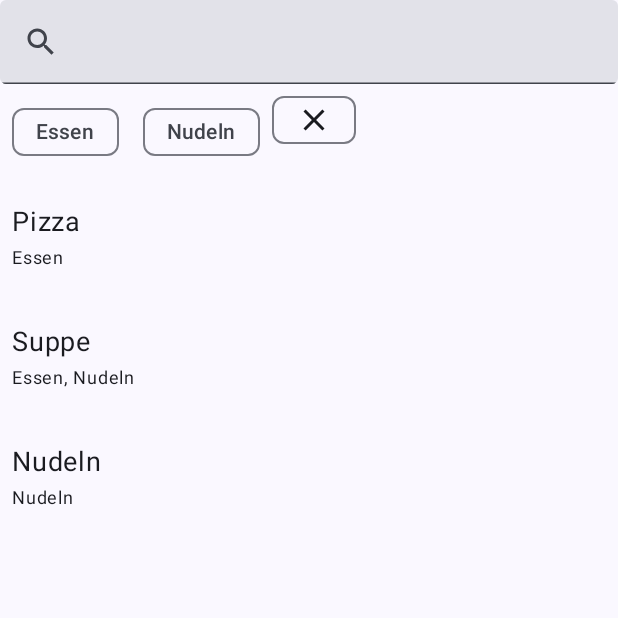
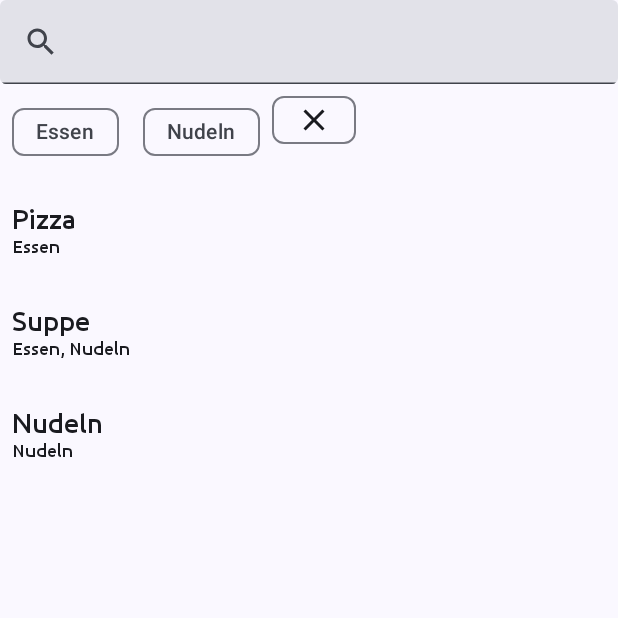
Before and after one commit to MiriHa/MiRaRecipes, an Android app built with Jetpack Compose: the screen it shows after launch (MainActivity), on a phone screen of 412 x 824 dp, the top half of it. Run offline under Robolectric (Android 15) with nearby library versions, the phone set to English and light mode, and no system bars.

Commit message:
Added colors, icons and strings

```diff
--- a/app/src/main/java/de/miRa/mirarecipes/ui/theme/Color.kt
+++ b/app/src/main/java/de/miRa/mirarecipes/ui/theme/Color.kt
@@ -2,9 +2,13 @@ package de.miRa.mirarecipes.ui.theme
 
 import androidx.compose.ui.graphics.Color
 
-val OrangePrimary = Color(0xFFf9831c)
-val OrangeAccent = Color(0xFFffa85d)
-val ErrorGreen = Color(0xFFedff00)
+val Primary = Color(0xFF8fc433)
+val Secondary = Color(0xFF7bab02)
+val Tertiary = Color(0xFFd43613)
 
-val BackgroundBeige = Color(0xFFfffdf9)
-val BackgroundDark = Color(0xFF202123)
+val ErrorRed = Color(0xFFba1a1a)
+
+val White = Color(0xFFffffff)
+val LightGreen = Color(0xFFf6f7f0)
+val Gery = Color(0xFF9da197)
+val DarkGrey = Color(0xFF202123)
--- a/app/src/main/java/de/miRa/mirarecipes/ui/theme/Theme.kt
+++ b/app/src/main/java/de/miRa/mirarecipes/ui/theme/Theme.kt
@@ -16,27 +16,23 @@ import androidx.compose.ui.platform.LocalView
 import androidx.core.view.ViewCompat
 
 private val DarkColorScheme = darkColorScheme(
-    primary = OrangePrimary,
-    secondary = OrangeAccent,
-    tertiary = ErrorGreen,
-    background = BackgroundDark
+    primary = Primary,
+    secondary = Secondary,
+    tertiary = Tertiary,
+    background = White,
+    surface = LightGreen,
+    onBackground = DarkGrey,
+    onSurface = DarkGrey
 )
 
 private val LightColorScheme = lightColorScheme(
-    primary = OrangePrimary,
-    secondary = OrangeAccent,
-    tertiary = ErrorGreen,
-    background = BackgroundBeige
-
-    /* Other default colors to override
-    background = Color(0xFFFFFBFE),
-    surface = Color(0xFFFFFBFE),
-    onPrimary = Color.White,
-    onSecondary = Color.White,
-    onTertiary = Color.White,
-    onBackground = Color(0xFF1C1B1F),
-    onSurface = Color(0xFF1C1B1F),
-    */
+    primary = Primary,
+    secondary = Secondary,
+    tertiary = Tertiary,
+    background = White,
+    surface = LightGreen,
+    onBackground = DarkGrey,
+    onSurface = DarkGrey
 )
 
 @Composable
--- a/app/src/main/java/de/miRa/mirarecipes/ui/theme/Type.kt
+++ b/app/src/main/java/de/miRa/mirarecipes/ui/theme/Type.kt
@@ -2,33 +2,78 @@ package de.miRa.mirarecipes.ui.theme
 
 import androidx.compose.material3.Typography
 import androidx.compose.ui.text.TextStyle
+import androidx.compose.ui.text.font.Font
 import androidx.compose.ui.text.font.FontFamily
 import androidx.compose.ui.text.font.FontWeight
 import androidx.compose.ui.unit.sp
+import de.miRa.mirarecipes.R
 
-// Set of Material typography styles to start with
+
+object MiraRecipesFonts {
+    val Regular: FontFamily = FontFamily(
+        Font(R.font.ubuntu_light, FontWeight.Light),
+        Font(R.font.ubuntu_regular, FontWeight.Normal),
+        Font(R.font.ubuntu_medium, FontWeight.Medium),
+        Font(R.font.ubuntu_bold, FontWeight.Bold),
+    )
+}
+
 val Typography = Typography(
-    bodyLarge = TextStyle(
-        fontFamily = FontFamily.Default,
-        fontWeight = FontWeight.Normal,
-        fontSize = 16.sp,
+    headlineLarge = TextStyle(
+        fontFamily = MiraRecipesFonts.Regular,
+        fontWeight = FontWeight.Bold,
+        fontSize = 28.sp,
         lineHeight = 24.sp,
         letterSpacing = 0.5.sp
-    )
-    /* Other default text styles to override
-    titleLarge = TextStyle(
-        fontFamily = FontFamily.Default,
-        fontWeight = FontWeight.Normal,
-        fontSize = 22.sp,
-        lineHeight = 28.sp,
+    ),
+    headlineMedium = TextStyle(
+        fontFamily = MiraRecipesFonts.Regular,
+        fontWeight = FontWeight.Bold,
+        fontSize = 26.sp,
+        lineHeight = 26.sp,
         letterSpacing = 0.sp
     ),
+    titleMedium = TextStyle(
+        fontFamily = MiraRecipesFonts.Regular,
+        fontWeight = FontWeight.Bold,
+        fontSize = 20.sp,
+        lineHeight = 20.sp,
+    ),
+    titleSmall = TextStyle(
+        fontFamily = MiraRecipesFonts.Regular,
+        fontWeight = FontWeight.Medium,
+        fontSize = 16.sp,
+        lineHeight = 16.sp,
+    ),
+    bodyLarge = TextStyle(
+        fontFamily = MiraRecipesFonts.Regular,
+        fontWeight = FontWeight.Medium,
+        fontSize = 16.sp,
+        lineHeight = 16.sp,
+    ),
+    bodyMedium = TextStyle(
+        fontFamily = MiraRecipesFonts.Regular,
+        fontWeight = FontWeight.Medium,
+        fontSize = 12.sp,
+        lineHeight = 16.sp,
+    ),
+    bodySmall = TextStyle(
+        fontFamily = MiraRecipesFonts.Regular,
+        fontWeight = FontWeight.Medium,
+        fontSize = 10.sp,
+        lineHeight = 12.sp,
+    ),
+    labelMedium = TextStyle(
+        fontFamily = MiraRecipesFonts.Regular,
+        fontWeight = FontWeight.Medium,
+        fontSize = 12.sp,
+        lineHeight = 10.sp,
+    ),
     labelSmall = TextStyle(
-        fontFamily = FontFamily.Default,
+        fontFamily = MiraRecipesFonts.Regular,
         fontWeight = FontWeight.Medium,
-        fontSize = 11.sp,
-        lineHeight = 16.sp,
-        letterSpacing = 0.5.sp
-    )
-    */
+        fontSize = 10.sp,
+        lineHeight = 10.sp,
+    ),
+
 )
--- /dev/null
+++ b/app/src/main/res/drawable/icon_add.xml
@@ -0,0 +1,5 @@
+<vector android:height="24dp" android:tint="#FFFFFF"
+    android:viewportHeight="24" android:viewportWidth="24"
+    android:width="24dp" xmlns:android="http://schemas.android.com/apk/res/android">
+    <path android:fillColor="@android:color/white" android:pathData="M19,13h-6v6h-2v-6H5v-2h6V5h2v6h6v2z"/>
+</vector>
--- /dev/null
+++ b/app/src/main/res/drawable/icon_back.xml
@@ -0,0 +1,5 @@
+<vector android:autoMirrored="true" android:height="24dp"
+    android:tint="#9DA197" android:viewportHeight="24"
+    android:viewportWidth="24" android:width="24dp" xmlns:android="http://schemas.android.com/apk/res/android">
+    <path android:fillColor="@android:color/white" android:pathData="M11.67,3.87L9.9,2.1 0,12l9.9,9.9 1.77,-1.77L3.54,12z"/>
+</vector>
--- /dev/null
+++ b/app/src/main/res/drawable/icon_close.xml
@@ -0,0 +1,5 @@
+<vector android:height="24dp" android:tint="#9DA197"
+    android:viewportHeight="24" android:viewportWidth="24"
+    android:width="24dp" xmlns:android="http://schemas.android.com/apk/res/android">
+    <path android:fillColor="@android:color/white" android:pathData="M19,6.41L17.59,5 12,10.59 6.41,5 5,6.41 10.59,12 5,17.59 6.41,19 12,13.41 17.59,19 19,17.59 13.41,12z"/>
+</vector>
--- /dev/null
+++ b/app/src/main/res/drawable/icon_delete.xml
@@ -0,0 +1,5 @@
+<vector android:height="24dp" android:tint="#9DA197"
+    android:viewportHeight="24" android:viewportWidth="24"
+    android:width="24dp" xmlns:android="http://schemas.android.com/apk/res/android">
+    <path android:fillColor="@android:color/white" android:pathData="M6,19c0,1.1 0.9,2 2,2h8c1.1,0 2,-0.9 2,-2V7H6v12zM19,4h-3.5l-1,-1h-5l-1,1H5v2h14V4z"/>
+</vector>
--- /dev/null
+++ b/app/src/main/res/drawable/icon_edit.xml
@@ -0,0 +1,5 @@
+<vector android:height="24dp" android:tint="#9DA197"
+    android:viewportHeight="24" android:viewportWidth="24"
+    android:width="24dp" xmlns:android="http://schemas.android.com/apk/res/android">
+    <path android:fillColor="@android:color/white" android:pathData="M3,17.25V21h3.75L17.81,9.94l-3.75,-3.75L3,17.25zM20.71,7.04c0.39,-0.39 0.39,-1.02 0,-1.41l-2.34,-2.34c-0.39,-0.39 -1.02,-0.39 -1.41,0l-1.83,1.83 3.75,3.75 1.83,-1.83z"/>
+</vector>
--- /dev/null
+++ b/app/src/main/res/drawable/icon_favorite.xml
@@ -0,0 +1,5 @@
+<vector android:height="24dp" android:tint="#9DA197"
+    android:viewportHeight="24" android:viewportWidth="24"
+    android:width="24dp" xmlns:android="http://schemas.android.com/apk/res/android">
+    <path android:fillColor="@android:color/white" android:pathData="M16.5,3c-1.74,0 -3.41,0.81 -4.5,2.09C10.91,3.81 9.24,3 7.5,3 4.42,3 2,5.42 2,8.5c0,3.78 3.4,6.86 8.55,11.54L12,21.35l1.45,-1.32C18.6,15.36 22,12.28 22,8.5 22,5.42 19.58,3 16.5,3zM12.1,18.55l-0.1,0.1 -0.1,-0.1C7.14,14.24 4,11.39 4,8.5 4,6.5 5.5,5 7.5,5c1.54,0 3.04,0.99 3.57,2.36h1.87C13.46,5.99 14.96,5 16.5,5c2,0 3.5,1.5 3.5,3.5 0,2.89 -3.14,5.74 -7.9,10.05z"/>
+</vector>
--- /dev/null
+++ b/app/src/main/res/drawable/icon_favorite_filled.xml
@@ -0,0 +1,5 @@
+<vector android:height="24dp" android:tint="#9DA197"
+    android:viewportHeight="24" android:viewportWidth="24"
+    android:width="24dp" xmlns:android="http://schemas.android.com/apk/res/android">
+    <path android:fillColor="@android:color/white" android:pathData="M12,21.35l-1.45,-1.32C5.4,15.36 2,12.28 2,8.5 2,5.42 4.42,3 7.5,3c1.74,0 3.41,0.81 4.5,2.09C13.09,3.81 14.76,3 16.5,3 19.58,3 22,5.42 22,8.5c0,3.78 -3.4,6.86 -8.55,11.54L12,21.35z"/>
+</vector>
--- /dev/null
+++ b/app/src/main/res/drawable/icon_menu.xml
@@ -0,0 +1,5 @@
+<vector android:height="24dp" android:tint="#FFFFFF"
+    android:viewportHeight="24" android:viewportWidth="24"
+    android:width="24dp" xmlns:android="http://schemas.android.com/apk/res/android">
+    <path android:fillColor="@android:color/white" android:pathData="M3,18h18v-2L3,16v2zM3,13h18v-2L3,11v2zM3,6v2h18L21,6L3,6z"/>
+</vector>
--- /dev/null
+++ b/app/src/main/res/drawable/icon_open_website.xml
@@ -0,0 +1,5 @@
+<vector android:height="24dp" android:tint="#9DA197"
+    android:viewportHeight="24" android:viewportWidth="24"
+    android:width="24dp" xmlns:android="http://schemas.android.com/apk/res/android">
+    <path android:fillColor="@android:color/white" android:pathData="M19,19H5V5h7V3H5c-1.11,0 -2,0.9 -2,2v14c0,1.1 0.89,2 2,2h14c1.1,0 2,-0.9 2,-2v-7h-2v7zM14,3v2h3.59l-9.83,9.83 1.41,1.41L19,6.41V10h2V3h-7z"/>
+</vector>
--- /dev/null
+++ b/app/src/main/res/drawable/icon_search.xml
@@ -0,0 +1,5 @@
+<vector android:height="24dp" android:tint="#FFFFFF"
+    android:viewportHeight="24" android:viewportWidth="24"
+    android:width="24dp" xmlns:android="http://schemas.android.com/apk/res/android">
+    <path android:fillColor="@android:color/white" android:pathData="M15.5,14h-0.79l-0.28,-0.27C15.41,12.59 16,11.11 16,9.5 16,5.91 13.09,3 9.5,3S3,5.91 3,9.5 5.91,16 9.5,16c1.61,0 3.09,-0.59 4.23,-1.57l0.27,0.28v0.79l5,4.99L20.49,19l-4.99,-5zM9.5,14C7.01,14 5,11.99 5,9.5S7.01,5 9.5,5 14,7.01 14,9.5 11.99,14 9.5,14z"/>
+</vector>
--- /dev/null
+++ b/app/src/main/res/drawable/icon_tune.xml
@@ -0,0 +1,5 @@
+<vector android:height="24dp" android:tint="#FFFFFF"
+    android:viewportHeight="24" android:viewportWidth="24"
+    android:width="24dp" xmlns:android="http://schemas.android.com/apk/res/android">
+    <path android:fillColor="@android:color/white" android:pathData="M3,17v2h6v-2L3,17zM3,5v2h10L13,5L3,5zM13,21v-2h8v-2h-8v-2h-2v6h2zM7,9v2L3,11v2h4v2h2L9,9L7,9zM21,13v-2L11,11v2h10zM15,9h2L17,7h4L21,5h-4L17,3h-2v6z"/>
+</vector>
```
Also changed, not shown: app/src/main/res/values/strings.xml (+20 -1 lines), app/src/main/res/font/ubuntu_bold.ttf (added), app/src/main/res/font/ubuntu_light.ttf (added), app/src/main/res/font/ubuntu_medium.ttf (added), app/src/main/res/font/ubuntu_regular.ttf (added).
